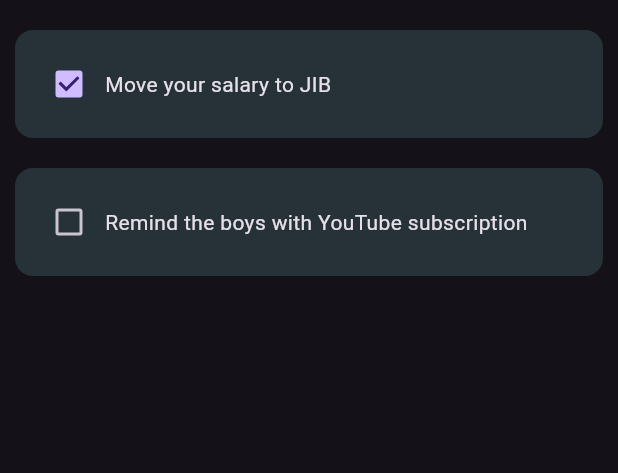
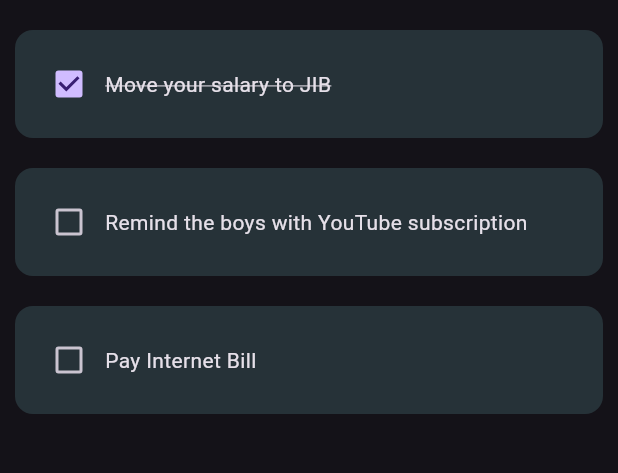
Before and after one commit to OmarAlazaizeh/todo-flutter, a Flutter app: the screen it shows after launch, on a phone screen of 412 x 824 dp, the part 84-557 px from its top. Run offline on Flutter 3.47's test engine with Material 3 defaults, Android fonts, the phone set to English and light mode, and no system bars.

Commit message:
Working on the todo app

```diff
--- a/lib/main.dart
+++ b/lib/main.dart
@@ -12,7 +12,7 @@ class MyApp extends StatelessWidget {
   Widget build(BuildContext context) {
     return MaterialApp(
       title: 'Flutter Demo',
-      theme: ThemeData.dark().copyWith(primaryColor: Colors.blue),
+      theme: ThemeData.dark(),
       home: TodoPage(),
     );
   }
--- a/lib/pages/todo_page.dart
+++ b/lib/pages/todo_page.dart
@@ -13,6 +13,7 @@ class _TodoPageState extends State<TodoPage> {
   List tasksList = [
     ['Move your salary to JIB', true],
     ['Remind the boys with YouTube subscription', false],
+    ['Pay Internet Bill', false],
   ];
 
   void checkBoxChanged(bool? value, int index) {
--- a/lib/utilities/todo_task.dart
+++ b/lib/utilities/todo_task.dart
@@ -15,7 +15,7 @@ class Task extends StatelessWidget {
   @override
   Widget build(BuildContext context) {
     return Container(
-      margin: EdgeInsets.fromLTRB(0, 10, 0, 10),
+      margin: EdgeInsets.only(top: 10.0, bottom: 10),
       padding: EdgeInsets.all(12.0),
       decoration: BoxDecoration(
         color: Colors.blueGrey[900],
@@ -24,7 +24,15 @@ class Task extends StatelessWidget {
       child: Row(
         children: [
           Checkbox(value: taskCompleted, onChanged: onChanged),
-          Text(taskName),
+          Text(
+            taskName,
+            style: TextStyle(
+              decoration:
+                  taskCompleted
+                      ? TextDecoration.lineThrough
+                      : TextDecoration.none,
+            ),
+          ),
         ],
       ),
     );
```
